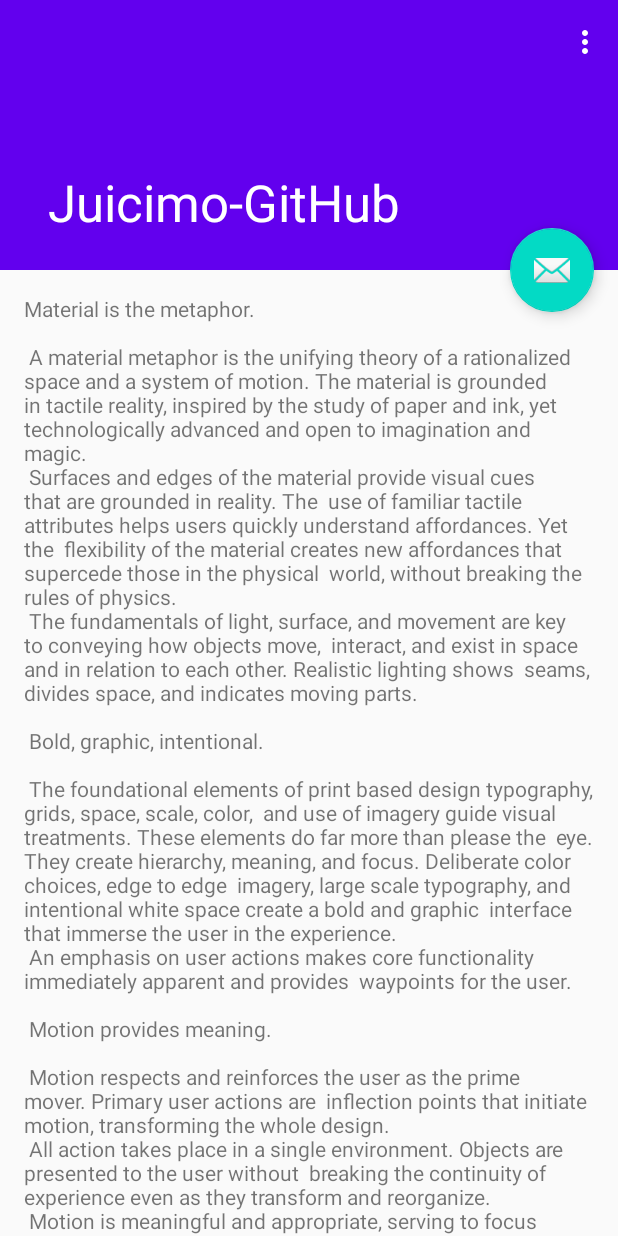
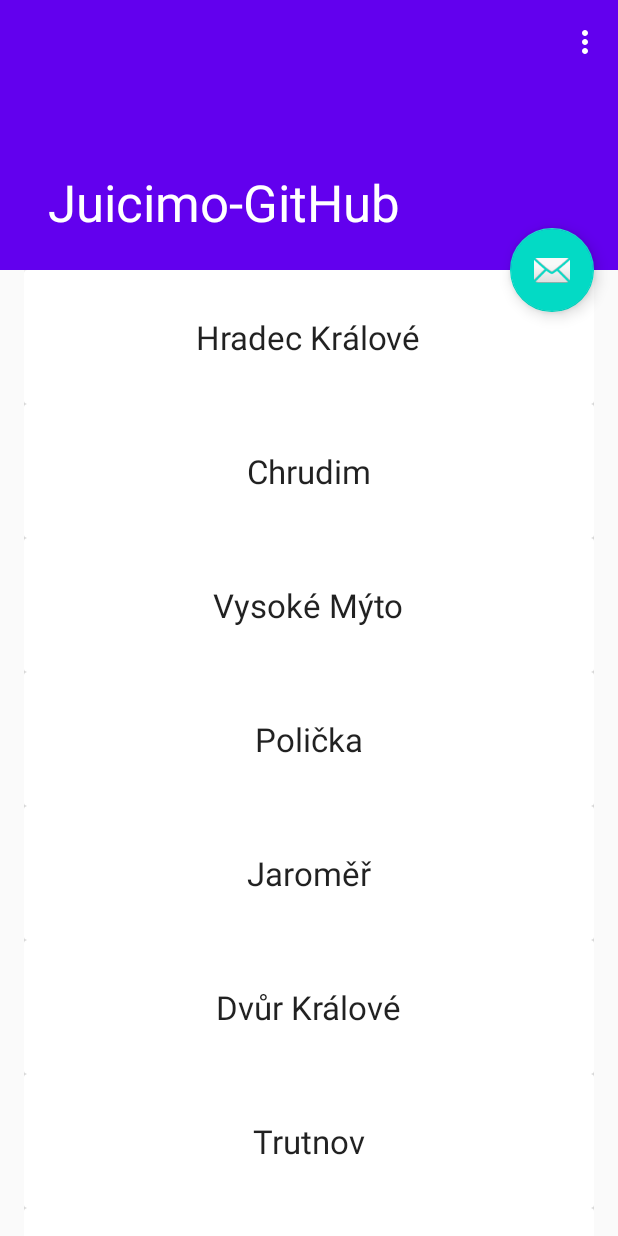
Before and after one commit to brhliluk/juicimo-github-app, an Android app: the screen it shows after launch (ScrollingActivity), on a phone screen of 412 x 824 dp. Run offline under Robolectric (Android 15) with nearby library versions, the phone set to English and light mode, and no system bars.

Commit message:
Working recyclerview, no clicks

```diff
--- a/app/build.gradle
+++ b/app/build.gradle
@@ -30,8 +30,15 @@ dependencies {
     implementation 'androidx.core:core-ktx:1.3.1'
     implementation 'androidx.appcompat:appcompat:1.2.0'
     implementation 'com.google.android.material:material:1.2.1'
+    implementation 'androidx.constraintlayout:constraintlayout:2.0.1'
     testImplementation 'junit:junit:4.12'
     androidTestImplementation 'androidx.test.ext:junit:1.1.2'
     androidTestImplementation 'androidx.test.espresso:espresso-core:3.3.0'
-
+    implementation "org.jetbrains.kotlin:kotlin-stdlib-jdk7:$kotlin_version"
+    implementation 'androidx.navigation:navigation-fragment-ktx:2.3.0'
+    implementation 'androidx.navigation:navigation-ui-ktx:2.3.0'
+    //ion
+    implementation 'com.koushikdutta.ion:ion:3.0.8'
+    //sugar
+    implementation 'com.github.satyan:sugar:1.3'
 }
--- a/app/src/main/AndroidManifest.xml
+++ b/app/src/main/AndroidManifest.xml
@@ -1,5 +1,6 @@
 <?xml version="1.0" encoding="utf-8"?>
 <manifest xmlns:android="http://schemas.android.com/apk/res/android"
+    xmlns:tools="http://schemas.android.com/tools"
     package="com.example.juicimo_github">
 
     <application
@@ -9,7 +10,8 @@
         android:roundIcon="@mipmap/ic_launcher_round"
         android:supportsRtl="true"
         android:theme="@style/AppTheme"
-        android:fullBackupContent="">
+        android:name="com.orm.SugarApp"
+        tools:replace="android:icon">
         <activity
             android:name=".ScrollingActivity"
             android:label="@string/app_name"
@@ -20,6 +22,10 @@
                 <category android:name="android.intent.category.LAUNCHER" />
             </intent-filter>
         </activity>
+        <meta-data android:name="DATABASE" android:value="sugar_example.db" />
+        <meta-data android:name="VERSION" android:value="2" />
+        <meta-data android:name="QUERY_LOG" android:value="true" />
+        <meta-data android:name="DOMAIN_PACKAGE_NAME" android:value="com.example" />
     </application>
 
 </manifest>
--- a/app/src/main/java/com/example/juicimo_github/ScrollingActivity.kt
+++ b/app/src/main/java/com/example/juicimo_github/ScrollingActivity.kt
@@ -7,10 +7,18 @@ import com.google.android.material.snackbar.Snackbar
 import androidx.appcompat.app.AppCompatActivity
 import android.view.Menu
 import android.view.MenuItem
+import androidx.recyclerview.widget.LinearLayoutManager
+import com.example.juicimo_github.adapters.OnRepositoryItemClickListener
+import com.example.juicimo_github.adapters.ReposRecyclerAdapter
+import com.example.juicimo_github.classes.Repository
+import kotlinx.android.synthetic.main.content_scrolling.*
 
-class ScrollingActivity : AppCompatActivity() {
+class ScrollingActivity : AppCompatActivity(), OnRepositoryItemClickListener {
+
+    private lateinit var repository: ReposRecyclerAdapter
 
     override fun onCreate(savedInstanceState: Bundle?) {
+
         super.onCreate(savedInstanceState)
         setContentView(R.layout.activity_scrolling)
         setSupportActionBar(findViewById(R.id.toolbar))
@@ -19,6 +27,11 @@ class ScrollingActivity : AppCompatActivity() {
             Snackbar.make(view, "Replace with your own action", Snackbar.LENGTH_LONG)
                     .setAction("Action", null).show()
         }
+
+        initRecyclerView()
+
+        val repositoriesList = createRepositoriesDataSet()
+        repository.submitList(repositoriesList)
     }
 
     override fun onCreateOptionsMenu(menu: Menu): Boolean {
@@ -37,4 +50,38 @@ class ScrollingActivity : AppCompatActivity() {
             else -> super.onOptionsItemSelected(item)
         }
     }
+
+    /**
+     * Init list of repositories
+     */
+    private fun initRecyclerView() {
+        recycler_view.apply {
+            layoutManager = LinearLayoutManager(context)
+            repository =
+                ReposRecyclerAdapter(this@ScrollingActivity)
+            recycler_view.adapter = repository
+        }
+    }
+
+    override fun onItemClick(item: Repository, position: Int) {
+        TODO("Not yet implemented")
+    }
+
+    private fun createRepositoriesDataSet(): ArrayList<Repository> {
+        val repositories = ArrayList<Repository>()
+        val namesList = arrayOf(
+            "Hradec Králové", "Chrudim", "Vysoké Mýto", "Polička", "Jaroměř",
+            "Dvůr Králové", "Trutnov", "Nový Bydžov", "Mělník"
+        )
+
+        for (repo in namesList) {
+            repositories.add(
+                Repository(
+                    repo
+                )
+            )
+        }
+        return repositories
+    }
+
 }
--- /dev/null
+++ b/app/src/main/java/com/example/juicimo_github/adapters/ReposRecyclerAdapter.kt
@@ -0,0 +1,83 @@
+package com.example.juicimo_github.adapters
+
+import android.view.LayoutInflater
+import android.view.View
+import android.view.ViewGroup
+import android.widget.TextView
+import androidx.recyclerview.widget.RecyclerView
+import com.example.juicimo_github.R
+import com.example.juicimo_github.ScrollingActivity
+import com.example.juicimo_github.classes.Repository
+import kotlinx.android.synthetic.main.repository_item.view.*
+
+/**
+ * Class supporting list of repositories
+ */
+class ReposRecyclerAdapter(private var clickListener: ScrollingActivity): RecyclerView.Adapter<ReposRecyclerAdapter.RepositoriesViewHolder>() {
+
+    // Stores all repositories
+    private var items: List<Repository> = ArrayList()
+
+    /**
+     * Create new views (invoked by the layout manager)
+     */
+    override fun onCreateViewHolder(parent: ViewGroup, viewType: Int): RepositoriesViewHolder {
+        return RepositoriesViewHolder(
+            LayoutInflater.from(parent.context).inflate(
+                R.layout.repository_item,
+                parent,
+                false
+            )
+        )
+    }
+
+    /**
+     * Replace the contents of a view (invoked by the layout manager)
+     */
+    override fun onBindViewHolder(holder: RepositoriesViewHolder, position: Int) {
+        holder.initialize(items[position], clickListener)
+    }
+
+    /**
+     * Returns number of repositories
+     */
+    override fun getItemCount(): Int {
+        return items.size
+    }
+
+    fun submitList(repositoriesList: List<Repository>){
+        items = repositoriesList
+    }
+
+    /**
+     * Provide a reference to the views for each data item
+     */
+    class RepositoriesViewHolder constructor(
+        itemView: View
+    ): RecyclerView.ViewHolder(itemView){
+        private val repositoryName: TextView = itemView.repo_name
+
+        fun bind(repository: Repository){
+            repositoryName.text = repository.name
+        }
+
+        /**
+         * Init all fields, add onClickListener to items
+         */
+        fun initialize(item: Repository, action: OnRepositoryItemClickListener){
+            repositoryName.text = item.name
+
+            itemView.setOnClickListener{
+                action.onItemClick(item, adapterPosition)
+            }
+        }
+
+    }
+}
+
+/**
+ * Ensures clicking on item in list feedback
+ */
+interface OnRepositoryItemClickListener{
+    fun onItemClick(item: Repository, position: Int)
+}
--- /dev/null
+++ b/app/src/main/java/com/example/juicimo_github/classes/Repository.kt
@@ -0,0 +1,5 @@
+package com.example.juicimo_github.classes
+
+data class Repository(
+    var name: String
+)
--- a/app/src/main/res/layout/content_scrolling.xml
+++ b/app/src/main/res/layout/content_scrolling.xml
@@ -8,10 +8,17 @@
     tools:context=".ScrollingActivity"
     tools:showIn="@layout/activity_scrolling">
 
-    <TextView
-        android:layout_width="wrap_content"
-        android:layout_height="wrap_content"
-        android:layout_margin="@dimen/text_margin"
-        android:text="@string/large_text" />
+    <LinearLayout
+        android:layout_width="match_parent"
+        android:layout_height="wrap_content">
 
+        <androidx.recyclerview.widget.RecyclerView
+            android:id="@+id/recycler_view"
+            android:layout_width="match_parent"
+            android:layout_height="wrap_content"
+            android:layout_margin="@dimen/text_margin"
+            app:layout_behavior="@string/appbar_scrolling_view_behavior"
+            tools:listitem="@layout/repository_item" />
+
+    </LinearLayout>
 </androidx.core.widget.NestedScrollView>
--- /dev/null
+++ b/app/src/main/res/layout/repository_item.xml
@@ -0,0 +1,29 @@
+<?xml version="1.0" encoding="utf-8"?>
+
+<!--Representing item of city name in recycler view-->
+
+<androidx.cardview.widget.CardView xmlns:android="http://schemas.android.com/apk/res/android"
+    xmlns:app="http://schemas.android.com/apk/res-auto"
+    android:layout_width="match_parent"
+    android:layout_height="wrap_content"
+    app:cardCornerRadius="2dp"
+    app:cardElevation="2dp"
+    app:cardPreventCornerOverlap="false">
+
+    <RelativeLayout
+        android:layout_height="wrap_content"
+        android:layout_width="match_parent">
+
+        <TextView
+            android:id="@+id/repo_name"
+            android:layout_width="wrap_content"
+            android:layout_height="wrap_content"
+            android:text="@string/repo"
+            android:layout_centerVertical="true"
+            android:layout_centerHorizontal="true"
+            android:padding="30dp"
+            android:textAppearance="@style/TextAppearance.AppCompat.Large" />
+
+    </RelativeLayout>
+
+</androidx.cardview.widget.CardView>
--- a/app/src/main/res/values/strings.xml
+++ b/app/src/main/res/values/strings.xml
@@ -90,4 +90,5 @@
         "when a user tries to pick up one of cards.\n\n"
     </string>
     <string name="action_settings">Settings</string>
+    <string name="repo">repo</string>
 </resources>
```
